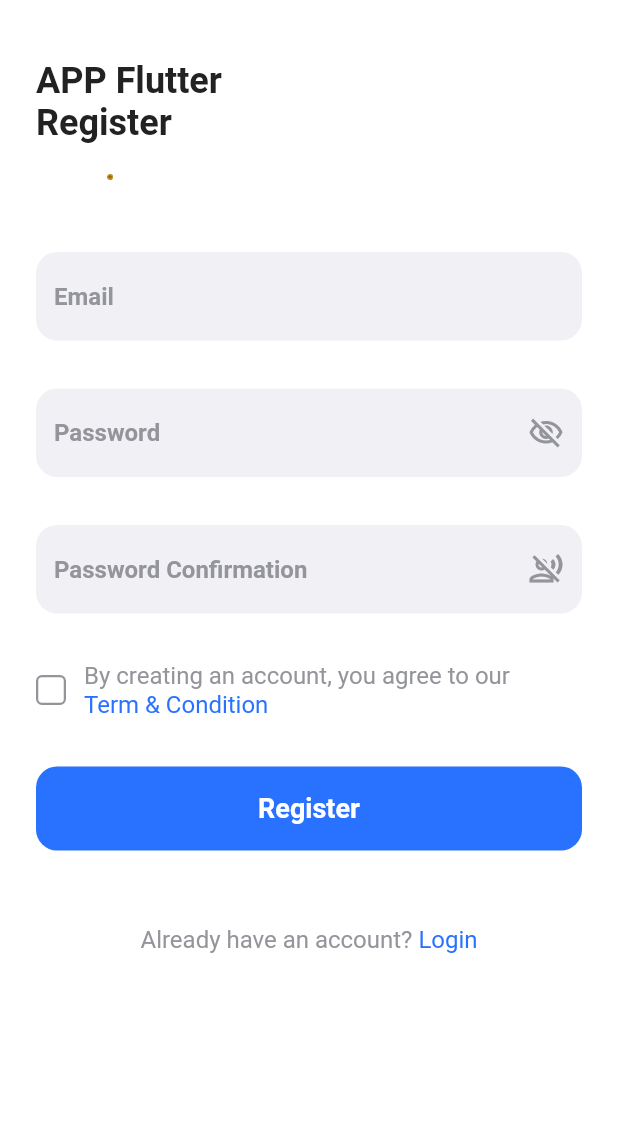
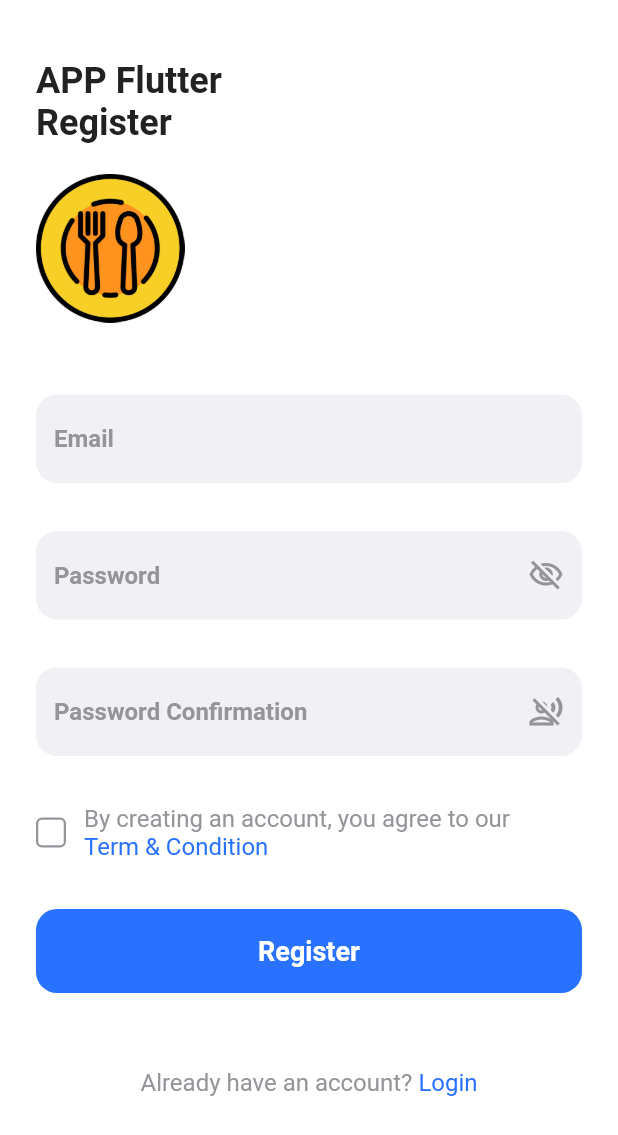
Before and after one commit to syhrrmdhn31/kantin, a Flutter app: the screen it shows after launch, after a tap on "Register", on a phone screen of 412 x 824 dp. Shown: the top 1135 px of the screen. Run offline on Flutter 3.47's test engine with Material 2 defaults, Android fonts, the phone set to English and light mode, and no system bars.

Commit message:
first commit

```diff
--- a/lib/login_view.dart
+++ b/lib/login_view.dart
@@ -43,7 +43,7 @@ class _LoginPageState extends State<LoginPage> {
                   Image.asset(
                     'assets/logo.png',
                     width: 99,
-                    height: 4,
+                    height: 99,
                   )
                 ],
               ),
--- a/lib/register_view.dart
+++ b/lib/register_view.dart
@@ -42,7 +42,7 @@ class _RegisterPageState extends State<RegisterPage> {
                 Image.asset(
                   'assets/logo.png',
                   width: 99,
-                  height: 4,
+                  height: 99,
                 )
               ],
             ),
```
